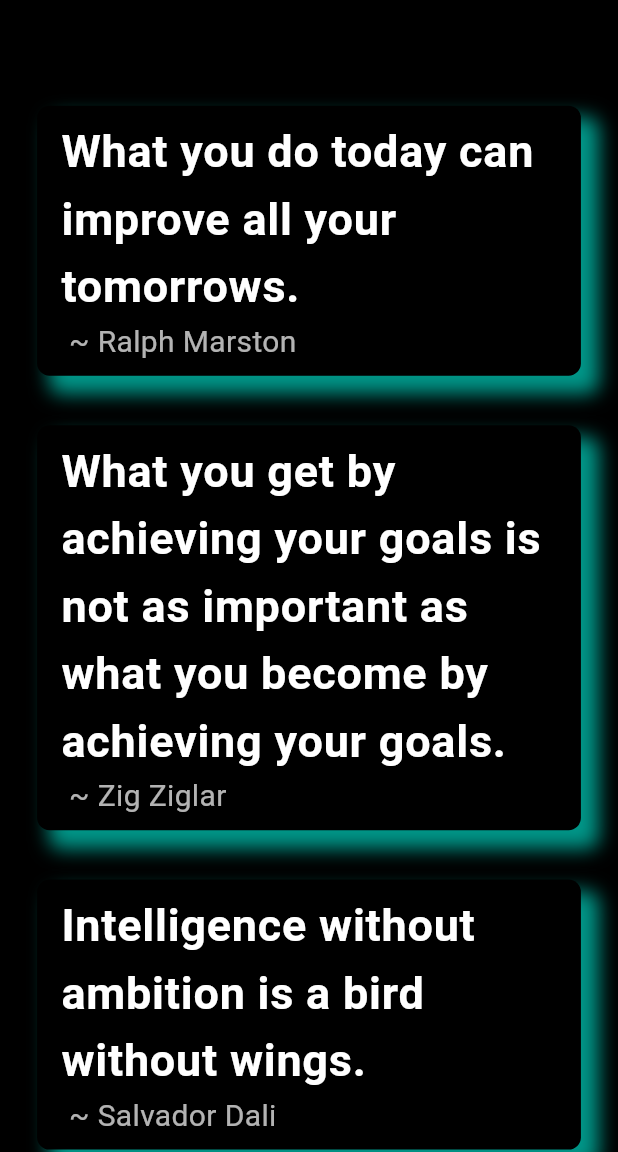
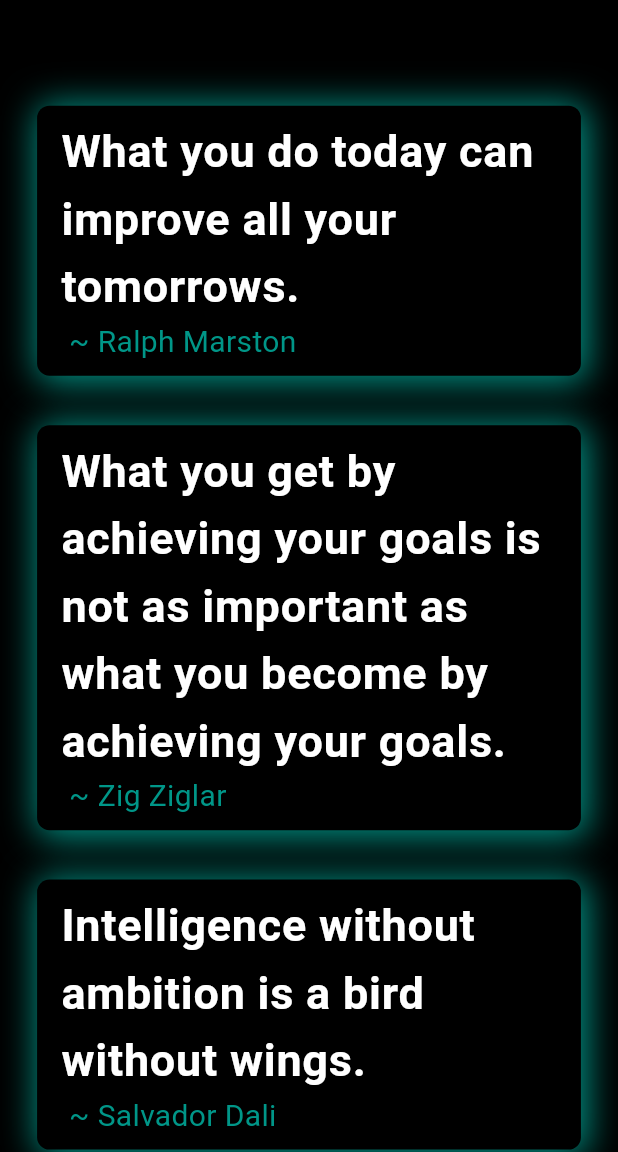
Before and after one commit to MauryaAayush/quotes_app, a Flutter app: the screen it shows after launch, on a phone screen of 412 x 824 dp, the part 84-1236 px from its top. Run offline on Flutter 3.47's test engine with Material 3 defaults, Android fonts, the light colour scheme and no system bars.

Commit message:
Radhey Radhey

```diff
--- a/lib/Views/Homescreen.dart
+++ b/lib/Views/Homescreen.dart
@@ -58,8 +58,8 @@ class _HomescreenState extends State<Homescreen> {
                           BoxShadow(
                               color: Colors.teal,
                               spreadRadius: 2,
-                              blurRadius: 10,
-                              offset: Offset(10, 10))
+                              blurRadius: 20,
+                              offset: Offset(2, 2))
                         ]),
                     child: ListTile(
                       title: Text(
@@ -71,7 +71,7 @@ class _HomescreenState extends State<Homescreen> {
                       ),
                       subtitle: Text(
                         ' ~ ${Model_Quotes.fromQuotes(allquotes[index]).authors!}',
-                        style: TextStyle(color: Colors.white70, fontSize: 20),
+                        style: TextStyle(color: Colors.teal, fontSize: 20),
                       ),
                     ),
                   ),
```
Also changed, not shown: Screenshot_20240325_222950.png (added).
